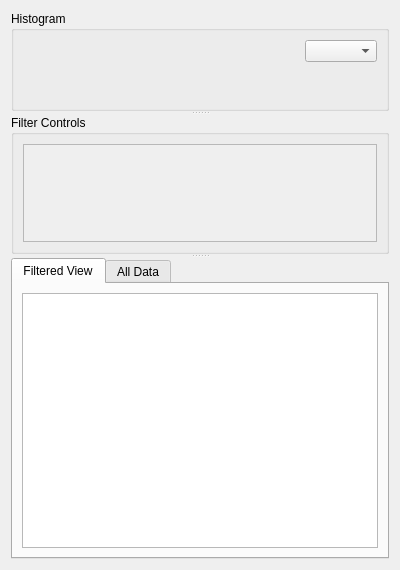
zeroth/napari-intensity-step-detection, file src/napari_intensity_step_detection/ui/filter_view.ui: the form before one commit.
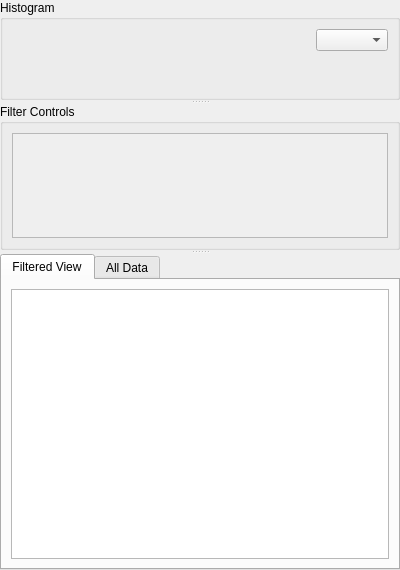
The form after the commit. Custom widgets are drawn as their Qt base class.

```diff
--- a/src/napari_intensity_step_detection/ui/filter_view.ui
+++ b/src/napari_intensity_step_detection/ui/filter_view.ui
@@ -14,6 +14,18 @@
    <string>Form</string>
   </property>
   <layout class="QVBoxLayout" name="verticalLayout_4">
+   <property name="leftMargin">
+    <number>0</number>
+   </property>
+   <property name="topMargin">
+    <number>0</number>
+   </property>
+   <property name="rightMargin">
+    <number>0</number>
+   </property>
+   <property name="bottomMargin">
+    <number>0</number>
+   </property>
    <item>
     <widget class="QSplitter" name="splitter">
      <property name="orientation">
@@ -79,8 +91,8 @@
            <rect>
             <x>0</x>
             <y>0</y>
-            <width>368</width>
-            <height>86</height>
+            <width>380</width>
+            <height>89</height>
            </rect>
           </property>
          </widget>
```
